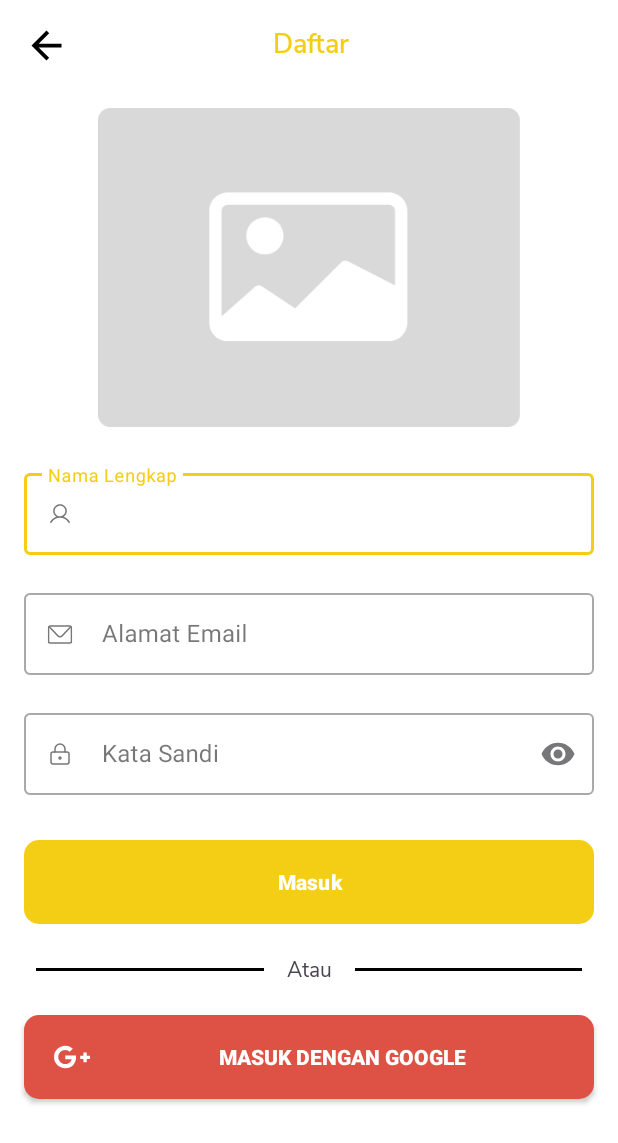
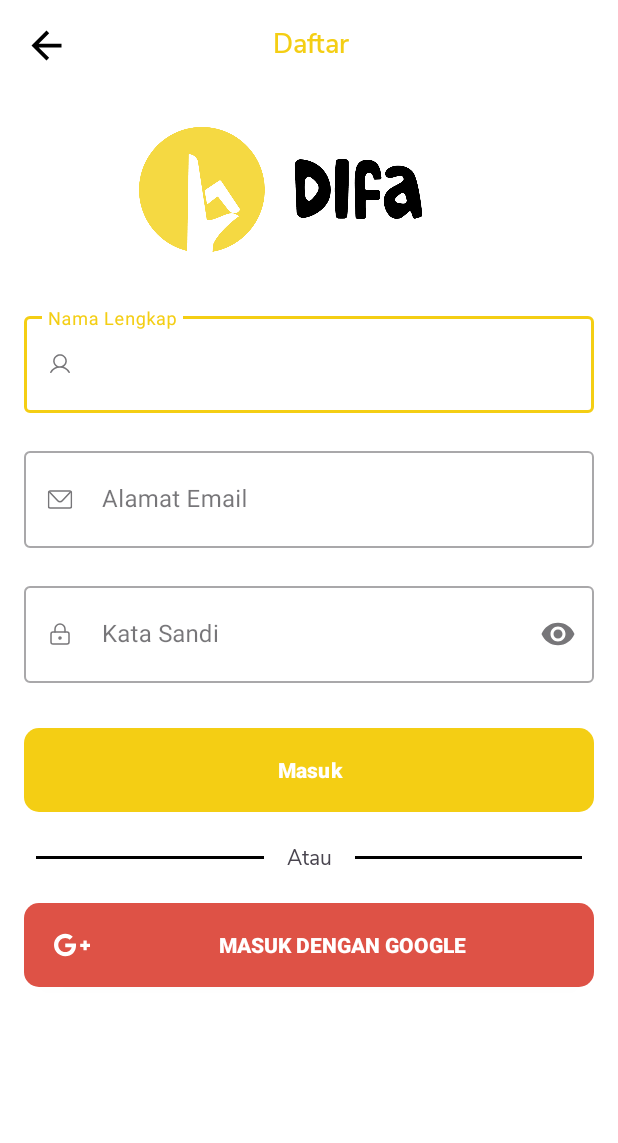
Before and after one commit to DifaApp/MD-Difa-App, an Android app: the RegisterActivity screen opened directly, with no data from a screen before it, on a phone screen of 412 x 824 dp. Shown: the top 1143 px of the screen. Run offline under Robolectric (Android 15) with nearby library versions, the phone set to English and light mode, and no system bars.

Commit message:
Minor: change Image in register (#7)
Co-authored-by: ArtForYou <kakakunyukya@gmail.com>

```diff
--- a/app/src/main/res/layout/activity_register.xml
+++ b/app/src/main/res/layout/activity_register.xml
@@ -53,7 +53,7 @@
         android:layout_width="wrap_content"
         android:layout_height="wrap_content"
         android:orientation="horizontal"
-        app:layout_constraintGuide_begin="285dp" />
+        app:layout_constraintGuide_begin="180dp" />
 
     <ImageView
         android:id="@+id/iv_image_daftar"
@@ -64,13 +64,13 @@
         app:layout_constraintEnd_toEndOf="parent"
         app:layout_constraintTop_toBottomOf="@id/guideline"
         app:layout_constraintBottom_toTopOf="@id/guideline2"
-        android:src="@drawable/dummy_image"/>
+        android:src="@drawable/ic_difa_login"/>
 
     <com.google.android.material.textfield.TextInputLayout
         android:id="@+id/nameEditTextLayout"
         style="@style/Widget.MaterialComponents.TextInputLayout.OutlinedBox"
         android:layout_width="0dp"
-        android:layout_height="60dp"
+        android:layout_height="70dp"
         android:layout_marginHorizontal="16dp"
         android:layout_marginTop="25dp"
         app:layout_constraintEnd_toEndOf="parent"
@@ -92,7 +92,7 @@
         android:id="@+id/emailEditTextLayout"
         style="@style/Widget.MaterialComponents.TextInputLayout.OutlinedBox"
         android:layout_width="0dp"
-        android:layout_height="60dp"
+        android:layout_height="70dp"
         android:layout_marginHorizontal="16dp"
         android:layout_marginTop="20dp"
         app:layout_constraintEnd_toEndOf="parent"
@@ -114,7 +114,7 @@
         android:id="@+id/passwordEditTextLayout"
         style="@style/Widget.MaterialComponents.TextInputLayout.OutlinedBox"
         android:layout_width="0dp"
-        android:layout_height="60dp"
+        android:layout_height="70dp"
         android:layout_marginHorizontal="16dp"
         android:layout_marginTop="20dp"
         app:endIconMode="password_toggle"
```
